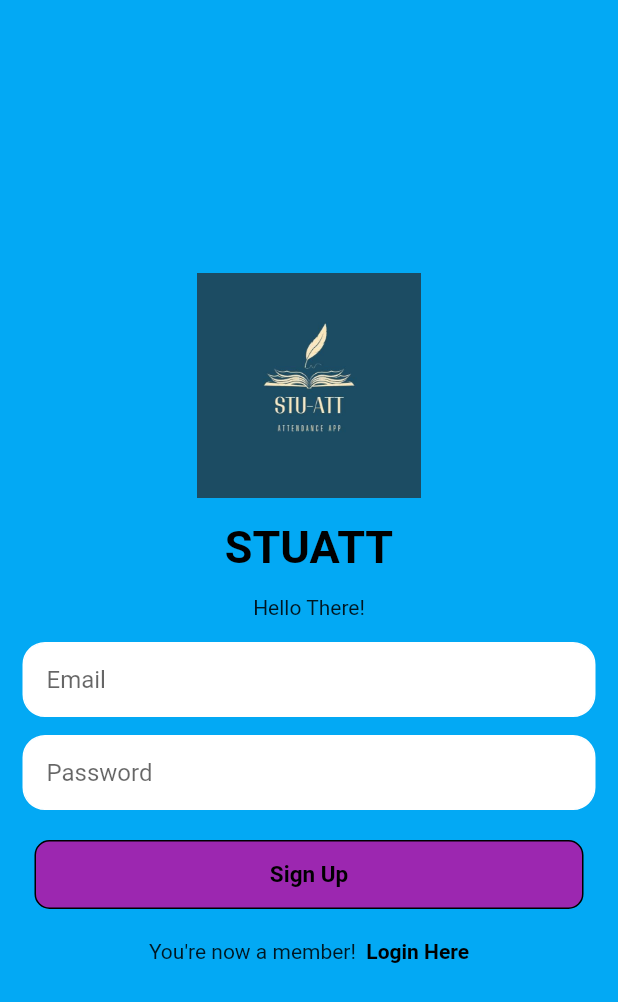
After one commit to jay67nie/stuatt, a Flutter app: the screen it shows after launch, after a tap on "Register Here", on a phone screen of 412 x 824 dp. The commit adds this screen. Shown: the top 1002 px of the screen. Run offline on Flutter 3.47's test engine with Material 2 defaults, Android fonts, the phone set to English and light mode, and no system bars; our stand-ins replace cloud_firestore, firebase_auth, firebase_core, qr_flutter; missing offline and left inert: barcode_scan2; accounts and stored records are empty; network calls fail.

Commit message:
new pages

```diff
--- /dev/null
+++ b/lib/authentication/next_page.dart
@@ -0,0 +1,25 @@
+import 'package:flutter/material.dart';
+import 'package:firebase_auth/firebase_auth.dart';
+
+import '../pages/home_page.dart';
+import '../pages/auth_page.dart';
+
+class NextPage extends StatelessWidget {
+  const NextPage({Key? key}) : super(key: key);
+
+  @override
+  Widget build(BuildContext context) {
+    return Scaffold(
+      body: StreamBuilder<User?>(
+        stream: FirebaseAuth.instance.authStateChanges(),
+        builder: ((context, snapshot) {
+          if (snapshot.hasData) {
+            return HomePage();
+          } else {
+            return AuthPage();
+          }
+        }),
+      ),
+    );
+  }
+}
--- a/lib/main.dart
+++ b/lib/main.dart
@@ -1,8 +1,9 @@
 import 'package:flutter/material.dart';
 import 'package:firebase_core/firebase_core.dart';
 import 'package:stuatt/firebase_options.dart';
+import 'package:stuatt/authentication/next_page.dart';
 
-import 'loginpage.dart';
+import 'pages/loginpage.dart';
 
 void main() async {
   WidgetsFlutterBinding.ensureInitialized();
@@ -18,7 +19,7 @@ class MyApp extends StatelessWidget {
   Widget build(BuildContext context) {
     return MaterialApp(
       debugShowCheckedModeBanner: false,
-      home: LoginPage(),
+      home: NextPage()
     );
   }
 }
--- /dev/null
+++ b/lib/pages/auth_page.dart
@@ -0,0 +1,27 @@
+import 'package:flutter/material.dart';
+import '../pages/registerpage.dart';
+import '../pages/loginpage.dart';
+
+class AuthPage extends StatefulWidget {
+  const AuthPage({Key? key}) : super(key: key);
+  @override
+  State<AuthPage> createState() => _AuthPageState();
+}
+
+class _AuthPageState extends State<AuthPage> {
+  bool showLoginPage = true;
+  void toggleScreens() {
+    setState(() {
+      showLoginPage = !showLoginPage;
+    });
+  }
+
+  @override
+  Widget build(BuildContext context) {
+    if (showLoginPage) {
+      return LoginPage(showRegisterpage: toggleScreens);
+    } else {
+      return RegisterPage(showLoginPage: toggleScreens);
+    }
+  }
+}
--- /dev/null
+++ b/lib/pages/home_page.dart
@@ -0,0 +1,18 @@
+import 'package:flutter/material.dart';
+
+class HomePage extends StatefulWidget {
+  const HomePage({Key? key}) : super(key: key);
+  @override
+  State<HomePage> createState() => _HomePageState();
+}
+
+class _HomePageState extends State<HomePage> {
+  @override
+  Widget build(BuildContext context) {
+    return Scaffold(
+      body: Center(
+        child: Text('Successfully signed-in!'),
+      ),
+    );
+  }
+}
--- a/lib/loginpage.dart
+++ b/lib/pages/loginpage.dart
@@ -1,8 +1,10 @@
 import 'package:firebase_auth/firebase_auth.dart';
 import 'package:flutter/material.dart';
+import '../pages/auth_page.dart';
 
 class LoginPage extends StatefulWidget {
-  const LoginPage({Key? key}) : super(key: key);
+  final VoidCallback showRegisterpage;
+  const LoginPage({Key? key, required this.showRegisterpage}) : super(key: key);
   @override
   State<LoginPage> createState() => _LoginPageState();
 }
@@ -15,6 +17,12 @@ Future SignIn() async {
     email: _emailController.text.trim(),
     password: _passwordController.text.trim(),
   );
+}
+
+@override
+void dispose() {
+  _emailController.dispose();
+  _passwordController.dispose();
 }
 
 class _LoginPageState extends State<LoginPage> {
@@ -76,7 +84,7 @@ class _LoginPageState extends State<LoginPage> {
                     padding: EdgeInsets.only(left: 15.0),
                     child: TextField(
                       controller: _passwordController,
-                      obscureText: true,
+                      obscureText: false,
                       decoration: InputDecoration(
                           border: InputBorder.none, hintText: 'Password'),
                     ),
@@ -87,8 +95,8 @@ class _LoginPageState extends State<LoginPage> {
             ),
             Padding(
               padding: const EdgeInsets.symmetric(horizontal: 15),
-              child: GestureDetector(
-                onTap: SignIn,
+              child: TextButton(
+                onPressed: SignIn,
                 child: Container(
                   padding: const EdgeInsets.all(13.0),
                   decoration: BoxDecoration(
@@ -115,10 +123,13 @@ class _LoginPageState extends State<LoginPage> {
               mainAxisAlignment: MainAxisAlignment.center,
               children: [
                 Text('Don\'t have an account?'),
-                Text(
-                  ' Register Here',
-                  style: TextStyle(
-                      color: Colors.black, fontWeight: FontWeight.bold),
+                GestureDetector(
+                  onTap: widget.showRegisterpage,
+                  child: Text(
+                    ' Register Here',
+                    style: TextStyle(
+                        color: Colors.black, fontWeight: FontWeight.bold),
+                  ),
                 )
               ],
             )
--- /dev/null
+++ b/lib/pages/registerpage.dart
@@ -0,0 +1,143 @@
+import 'package:flutter/material.dart';
+import 'package:firebase_auth/firebase_auth.dart';
+
+class RegisterPage extends StatefulWidget {
+  final VoidCallback showLoginPage;
+  const RegisterPage({Key? key, required this.showLoginPage}) : super(key: key);
+  @override
+  State<RegisterPage> createState() => _RegisterPageState();
+}
+
+final _emailController = TextEditingController();
+final _passwordController = TextEditingController();
+
+Future SignUp() async {
+  await FirebaseAuth.instance.createUserWithEmailAndPassword(
+    email: _emailController.text.trim(),
+    password: _passwordController.text.trim(),
+  );
+}
+
+@override
+void dispose() {
+  _emailController.dispose();
+  _passwordController.dispose();
+}
+
+class _RegisterPageState extends State<RegisterPage> {
+  @override
+  Widget build(BuildContext context) {
+    return Scaffold(
+      backgroundColor: Colors.lightBlue,
+      body: SafeArea(
+          child: Center(
+        child: SingleChildScrollView(
+          child: Column(mainAxisAlignment: MainAxisAlignment.center, children: [
+            Row(mainAxisAlignment: MainAxisAlignment.center, children: [
+              Image.asset(
+                'assets/StuAtt.jpeg',
+                height: 150,
+                width: 150,
+              ),
+            ]),
+            SizedBox(
+              height: 15.0,
+            ),
+            Text(
+              'STUATT',
+              style: TextStyle(
+                  fontSize: 30.0,
+                  fontWeight: FontWeight.bold,
+                  color: Colors.black),
+            ),
+            SizedBox(
+              height: 15.0,
+            ),
+            Text('Hello There!'),
+            SizedBox(
+              height: 15.0,
+            ),
+            Padding(
+                padding: const EdgeInsets.symmetric(horizontal: 15),
+                child: Container(
+                  decoration: BoxDecoration(
+                      color: Colors.white,
+                      border: Border.all(color: Colors.white),
+                      borderRadius: BorderRadius.circular(15.0)),
+                  child: Padding(
+                    padding: EdgeInsets.only(left: 15.0),
+                    child: TextField(
+                      controller: _emailController,
+                      decoration: InputDecoration(
+                          border: InputBorder.none, hintText: 'Email'),
+                    ),
+                  ),
+                )),
+            SizedBox(
+              height: 12.0,
+            ),
+            Padding(
+                padding: const EdgeInsets.symmetric(horizontal: 15),
+                child: Container(
+                  decoration: BoxDecoration(
+                      color: Colors.white,
+                      border: Border.all(color: Colors.white),
+                      borderRadius: BorderRadius.circular(15.0)),
+                  child: Padding(
+                    padding: EdgeInsets.only(left: 15.0),
+                    child: TextField(
+                      controller: _passwordController,
+                      obscureText: false,
+                      decoration: InputDecoration(
+                          border: InputBorder.none, hintText: 'Password'),
+                    ),
+                  ),
+                )),
+            SizedBox(
+              height: 12,
+            ),
+            Padding(
+                padding: const EdgeInsets.symmetric(horizontal: 15),
+                child: TextButton(
+                  onPressed: SignUp,
+                  child: Container(
+                    padding: const EdgeInsets.all(13.0),
+                    decoration: BoxDecoration(
+                      color: Colors.purple,
+                      border: Border.all(color: Colors.black),
+                      borderRadius: BorderRadius.circular(10.0),
+                    ),
+                    child: Center(
+                      child: Text(
+                        'Sign Up',
+                        style: TextStyle(
+                            color: Colors.black,
+                            fontWeight: FontWeight.bold,
+                            fontSize: 15.0),
+                      ),
+                    ),
+                  ),
+                )),
+            SizedBox(
+              height: 12,
+            ),
+            Row(
+              mainAxisAlignment: MainAxisAlignment.center,
+              children: [
+                Text('You\'re now a member!'),
+                GestureDetector(
+                  onTap: widget.showLoginPage,
+                  child: Text(
+                    '  Login Here',
+                    style: TextStyle(
+                        color: Colors.black, fontWeight: FontWeight.bold),
+                  ),
+                )
+              ],
+            )
+          ]),
+        ),
+      )),
+    );
+  }
+}
```
